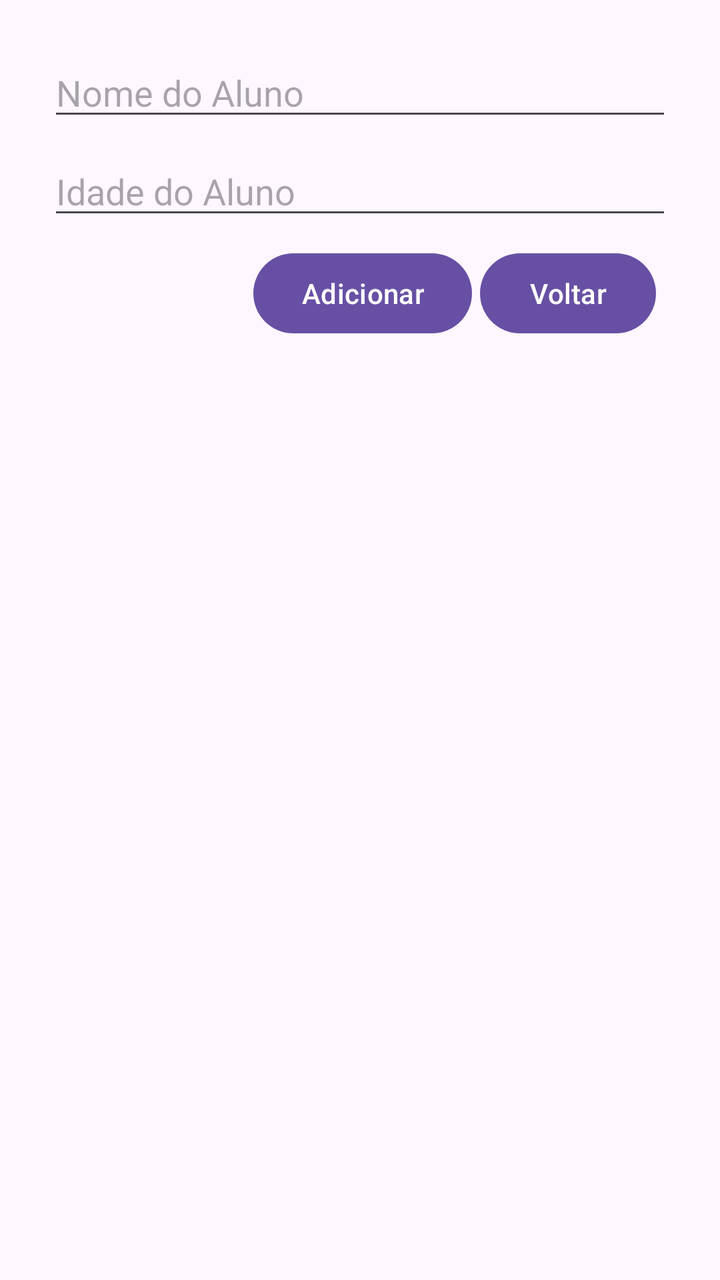
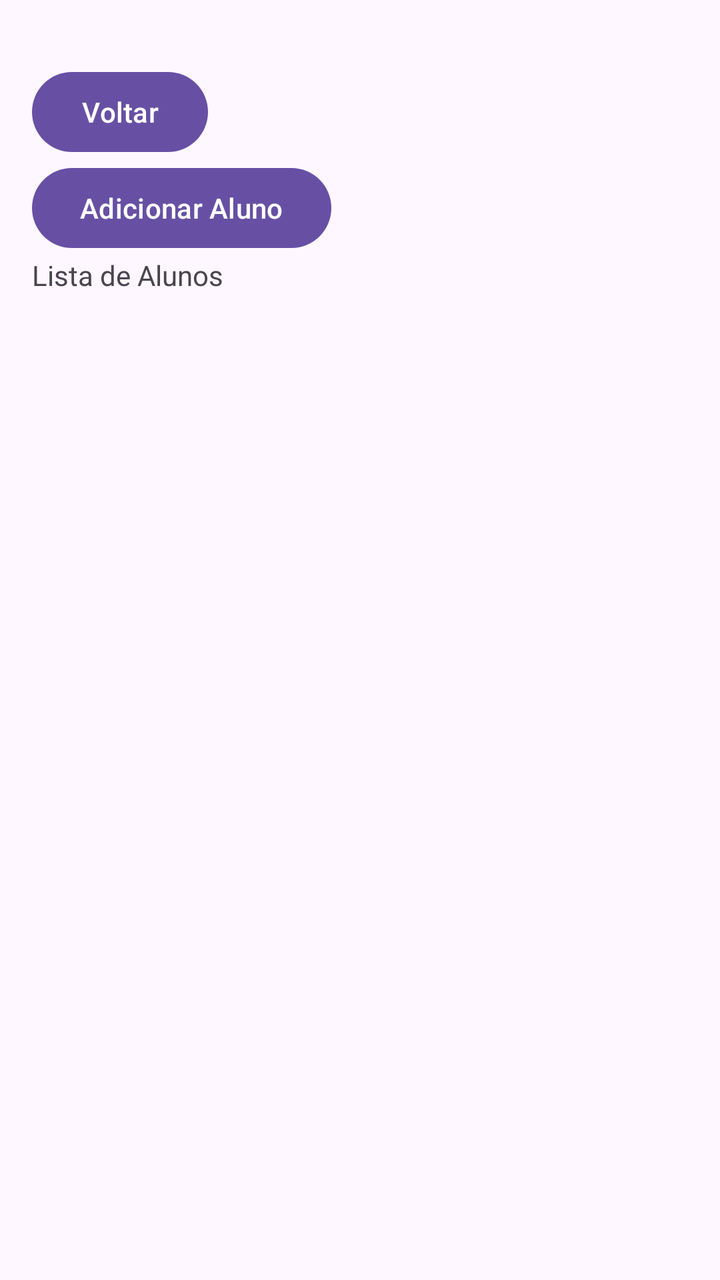

The first picture is an Android layout as it rendered before a commit; the second is the same layout after the commit. The layout source and the unified diff follow.
<!-- AndroidManifest.xml: application theme Theme.TrabalhoIII -->
<!-- res/layout/activity_aluno.xml -->
<?xml version="1.0" encoding="utf-8"?>
<LinearLayout xmlns:android="http://schemas.android.com/apk/res/android"
    android:id="@+id/activity_aluno"
    android:layout_width="match_parent"
    android:layout_height="match_parent"
    android:orientation="vertical"
    android:padding="16dp">

    <LinearLayout
        android:layout_width="match_parent"
        android:layout_height="wrap_content"
        android:orientation="vertical"
        android:padding="8dp">

        <EditText
            android:id="@+id/editTextAlunoNome"
            android:layout_width="match_parent"
            android:layout_height="wrap_content"
            android:hint="Nome do Aluno"
            android:inputType="textPersonName" />

        <EditText
            android:id="@+id/editTextAlunoIdade"
            android:layout_width="match_parent"
            android:layout_height="wrap_content"
            android:layout_marginTop="8dp"
            android:hint="Idade do Aluno"/>

        <LinearLayout
            android:layout_width="wrap_content"
            android:layout_height="wrap_content"
            android:orientation="horizontal"
            android:padding="8dp"
            android:layout_gravity="end">

            <Button
                android:id="@+id/buttonAdicionarAluno"
                android:layout_width="wrap_content"
                android:layout_height="wrap_content"
                android:text="Adicionar"
                android:layout_margin="4dp"
                android:layout_gravity="end"/>

            <Button
                android:id="@+id/buttonVoltarAluno"
                android:layout_width="wrap_content"
                android:layout_height="wrap_content"
                android:text="Voltar"
                android:layout_marginTop="4dp"
                android:layout_gravity="end"/>
        </LinearLayout>
    </LinearLayout>

    <View
        android:layout_width="match_parent"
        android:layout_height="16dp"/>

    <ListView
        android:id="@+id/listViewAlunos"
        android:layout_width="match_parent"
        android:layout_height="0dp"
        android:layout_weight="1"/>

</LinearLayout>
<!-- resources referenced by this layout -->
<resources>
  <style name="Theme.TrabalhoIII" parent="Base.Theme.TrabalhoIII" />
  <style name="Base.Theme.TrabalhoIII" parent="Theme.Material3.DayNight.NoActionBar">
          
          
      </style>
</resources>

<!-- the commit's change to res/layout/activity_aluno.xml (unified diff, before → after) -->
@@ -6,59 +6,28 @@
     android:orientation="vertical"
     android:padding="16dp">
 
-    <LinearLayout
+    <Button
+        android:id="@+id/buttonVoltarAluno"
+        android:layout_width="wrap_content"
+        android:layout_height="wrap_content"
+        android:layout_marginTop="16dp"
+        android:text="Voltar"/>
+    
+    <Button
+        android:id="@+id/buttonAdicionarAluno"
+        android:layout_width="wrap_content"
+        android:layout_height="wrap_content"
+        android:text="Adicionar Aluno"/>
+    
+    <TextView
+        android:id="@+id/tvAlunosList"
         android:layout_width="match_parent"
         android:layout_height="wrap_content"
-        android:orientation="vertical"
-        android:padding="8dp">
-
-        <EditText
-            android:id="@+id/editTextAlunoNome"
-            android:layout_width="match_parent"
-            android:layout_height="wrap_content"
-            android:hint="Nome do Aluno"
-            android:inputType="textPersonName" />
-
-        <EditText
-            android:id="@+id/editTextAlunoIdade"
-            android:layout_width="match_parent"
-            android:layout_height="wrap_content"
-            android:layout_marginTop="8dp"
-            android:hint="Idade do Aluno"/>
-
-        <LinearLayout
-            android:layout_width="wrap_content"
-            android:layout_height="wrap_content"
-            android:orientation="horizontal"
-            android:padding="8dp"
-            android:layout_gravity="end">
-
-            <Button
-                android:id="@+id/buttonAdicionarAluno"
-                android:layout_width="wrap_content"
-                android:layout_height="wrap_content"
-                android:text="Adicionar"
-                android:layout_margin="4dp"
-                android:layout_gravity="end"/>
-
-            <Button
-                android:id="@+id/buttonVoltarAluno"
-                android:layout_width="wrap_content"
-                android:layout_height="wrap_content"
-                android:text="Voltar"
-                android:layout_marginTop="4dp"
-                android:layout_gravity="end"/>
-        </LinearLayout>
-    </LinearLayout>
-
-    <View
-        android:layout_width="match_parent"
-        android:layout_height="16dp"/>
+        android:text="Lista de Alunos"/>
 
     <ListView
         android:id="@+id/listViewAlunos"
         android:layout_width="match_parent"
-        android:layout_height="0dp"
-        android:layout_weight="1"/>
+        android:layout_height="wrap_content"/>
 
 </LinearLayout>
